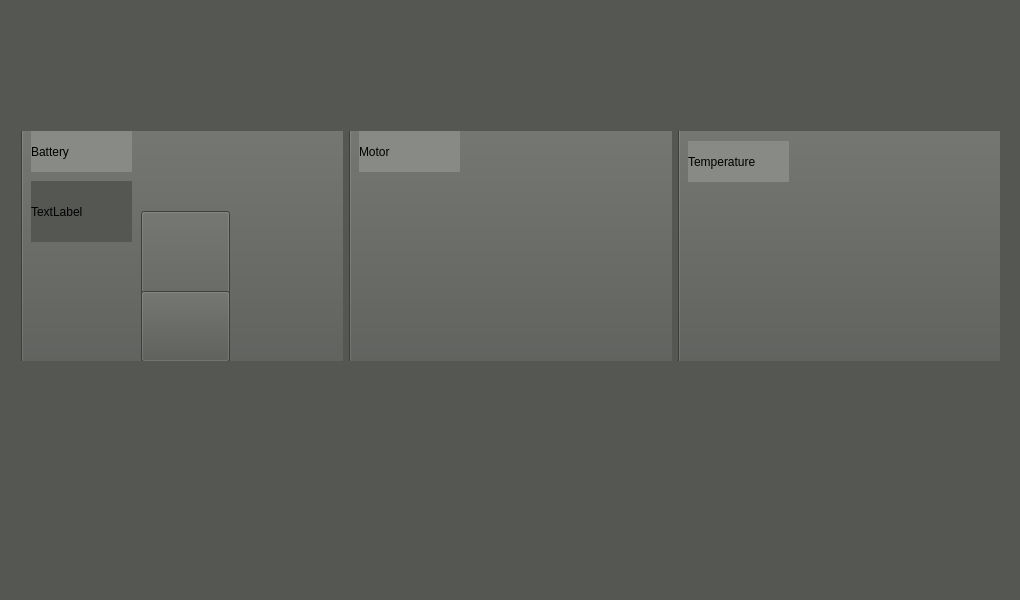
Qt form apps/hpowerscreenV2/mainwindow.ui (GiovanniRaseraF/santoka_qt) before a commit.
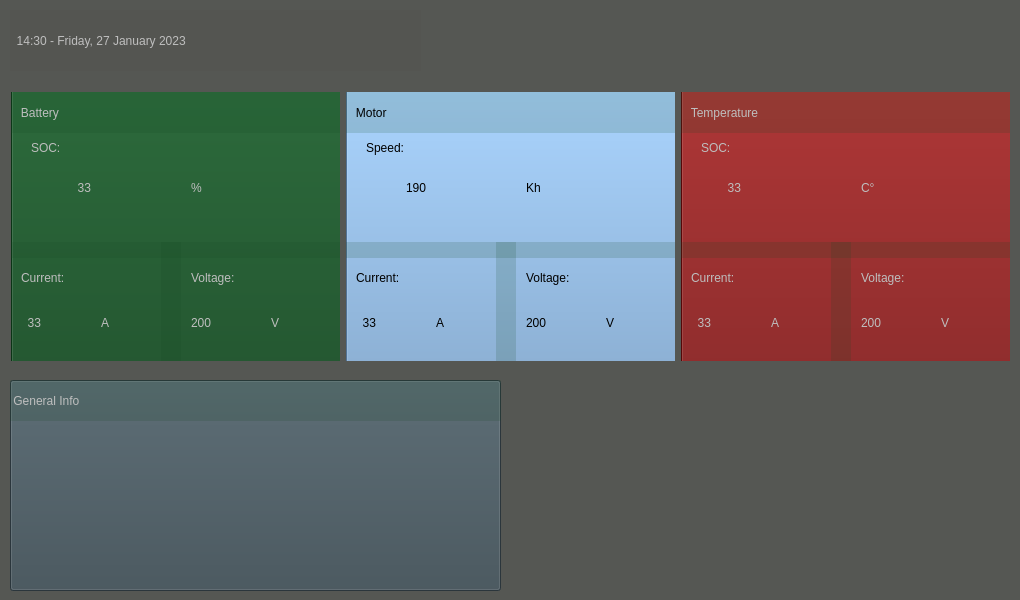
The same form after that commit. Icons and pictures are not drawn.

Commit message: hpv2: creating interface

```diff
--- a/apps/hpowerscreenV2/mainwindow.ui
+++ b/apps/hpowerscreenV2/mainwindow.ui
@@ -2,6 +2,12 @@
 <ui version="4.0">
  <class>MainWindow</class>
  <widget class="QMainWindow" name="MainWindow">
+  <property name="windowModality">
+   <enum>Qt::ApplicationModal</enum>
+  </property>
+  <property name="enabled">
+   <bool>true</bool>
+  </property>
   <property name="geometry">
    <rect>
     <x>0</x>
@@ -20,10 +26,10 @@
    <widget class="QWidget" name="horizontalLayoutWidget">
     <property name="geometry">
      <rect>
-      <x>10</x>
-      <y>120</y>
-      <width>1001</width>
-      <height>252</height>
+      <x>0</x>
+      <y>81</y>
+      <width>1021</width>
+      <height>291</height>
      </rect>
     </property>
     <layout class="QHBoxLayout" name="horizontalLayout">
@@ -37,71 +43,268 @@
             <x>0</x>
             <y>-6</y>
             <width>331</width>
-            <height>251</height>
+            <height>291</height>
            </rect>
           </property>
           <property name="styleSheet">
-           <string notr="true"/>
+           <string notr="true">background-color: rgb(16, 73, 31)</string>
           </property>
           <property name="text">
            <string/>
           </property>
          </widget>
-         <widget class="QLabel" name="label">
+         <widget class="QLabel" name="l_battery">
+          <property name="enabled">
+           <bool>false</bool>
+          </property>
           <property name="geometry">
            <rect>
-            <x>10</x>
+            <x>0</x>
             <y>0</y>
-            <width>101</width>
+            <width>331</width>
             <height>41</height>
            </rect>
           </property>
           <property name="styleSheet">
-           <string notr="true">background-color: rgb(136, 138, 133)</string>
+           <string notr="true">background-color: rgba(16, 73, 31,40);
+font: 20pt &quot;Ubuntu&quot;;</string>
           </property>
           <property name="text">
-           <string>Battery</string>
+           <string>   Battery</string>
+          </property>
+         </widget>
+         <widget class="QLabel" name="l_SOC_value">
+          <property name="enabled">
+           <bool>false</bool>
+          </property>
+          <property name="geometry">
+           <rect>
+            <x>60</x>
+            <y>70</y>
+            <width>101</width>
+            <height>51</height>
+           </rect>
+          </property>
+          <property name="styleSheet">
+           <string notr="true">background-color: rgba(16, 73, 31,0);
+font: 40pt &quot;Ubuntu&quot;;</string>
+          </property>
+          <property name="text">
+           <string>  33</string>
           </property>
          </widget>
          <widget class="QLabel" name="label_2">
+          <property name="enabled">
+           <bool>false</bool>
+          </property>
           <property name="geometry">
            <rect>
+            <x>20</x>
+            <y>40</y>
+            <width>71</width>
+            <height>31</height>
+           </rect>
+          </property>
+          <property name="styleSheet">
+           <string notr="true">background-color: rgba(16, 73, 31,0);
+font: 15pt &quot;Ubuntu&quot;;</string>
+          </property>
+          <property name="text">
+           <string>SOC:</string>
+          </property>
+         </widget>
+         <widget class="QLabel" name="label_3">
+          <property name="enabled">
+           <bool>false</bool>
+          </property>
+          <property name="geometry">
+           <rect>
+            <x>180</x>
+            <y>70</y>
+            <width>81</width>
+            <height>51</height>
+           </rect>
+          </property>
+          <property name="styleSheet">
+           <string notr="true">background-color: rgba(16, 73, 31,0);
+font: 40pt &quot;Ubuntu&quot;;</string>
+          </property>
+          <property name="text">
+           <string>%</string>
+          </property>
+         </widget>
+         <widget class="QLabel" name="l_battery_2">
+          <property name="enabled">
+           <bool>false</bool>
+          </property>
+          <property name="geometry">
+           <rect>
+            <x>0</x>
+            <y>150</y>
+            <width>331</width>
+            <height>16</height>
+           </rect>
+          </property>
+          <property name="toolTip">
+           <string>&lt;html&gt;&lt;head/&gt;&lt;body&gt;&lt;p align=&quot;center&quot;&gt;&lt;br/&gt;&lt;/p&gt;&lt;/body&gt;&lt;/html&gt;</string>
+          </property>
+          <property name="whatsThis">
+           <string>&lt;html&gt;&lt;head/&gt;&lt;body&gt;&lt;p align=&quot;center&quot;&gt;&lt;br/&gt;&lt;/p&gt;&lt;/body&gt;&lt;/html&gt;</string>
+          </property>
+          <property name="styleSheet">
+           <string notr="true">background-color: rgba(16, 73, 31,40);
+font: 20pt &quot;Ubuntu&quot;;</string>
+          </property>
+          <property name="text">
+           <string/>
+          </property>
+         </widget>
+         <widget class="QLabel" name="l_batterycurrent_value">
+          <property name="enabled">
+           <bool>false</bool>
+          </property>
+          <property name="geometry">
+           <rect>
             <x>10</x>
-            <y>50</y>
-            <width>101</width>
+            <y>200</y>
+            <width>81</width>
             <height>61</height>
            </rect>
           </property>
+          <property name="styleSheet">
+           <string notr="true">background-color: rgba(16, 73, 31,0);
+font: 30pt &quot;Ubuntu&quot;;</string>
+          </property>
           <property name="text">
-           <string>TextLabel</string>
+           <string>  33</string>
           </property>
          </widget>
-         <widget class="QPushButton" name="pushButton">
+         <widget class="QLabel" name="label_6">
+          <property name="enabled">
+           <bool>false</bool>
+          </property>
           <property name="geometry">
            <rect>
-            <x>120</x>
-            <y>80</y>
-            <width>89</width>
-            <height>151</height>
+            <x>90</x>
+            <y>200</y>
+            <width>41</width>
+            <height>61</height>
            </rect>
           </property>
+          <property name="styleSheet">
+           <string notr="true">background-color: rgba(16, 73, 31,0);
+font: 30pt &quot;Ubuntu&quot;;</string>
+          </property>
           <property name="text">
-           <string/>
+           <string>A</string>
           </property>
          </widget>
-         <widget class="QPushButton" name="pushButton_3">
+         <widget class="QLabel" name="label_7">
+          <property name="enabled">
+           <bool>false</bool>
+          </property>
           <property name="geometry">
            <rect>
-            <x>120</x>
-            <y>160</y>
-            <width>89</width>
-            <height>71</height>
+            <x>10</x>
+            <y>170</y>
+            <width>81</width>
+            <height>31</height>
            </rect>
           </property>
+          <property name="styleSheet">
+           <string notr="true">background-color: rgba(16, 73, 31,0);
+font: 15pt &quot;Ubuntu&quot;;</string>
+          </property>
           <property name="text">
+           <string>Current:</string>
+          </property>
+         </widget>
+         <widget class="QLabel" name="l_battery_3">
+          <property name="enabled">
+           <bool>false</bool>
+          </property>
+          <property name="geometry">
+           <rect>
+            <x>150</x>
+            <y>150</y>
+            <width>20</width>
+            <height>131</height>
+           </rect>
+          </property>
+          <property name="toolTip">
+           <string>&lt;html&gt;&lt;head/&gt;&lt;body&gt;&lt;p align=&quot;center&quot;&gt;&lt;br/&gt;&lt;/p&gt;&lt;/body&gt;&lt;/html&gt;</string>
+          </property>
+          <property name="whatsThis">
+           <string>&lt;html&gt;&lt;head/&gt;&lt;body&gt;&lt;p align=&quot;center&quot;&gt;&lt;br/&gt;&lt;/p&gt;&lt;/body&gt;&lt;/html&gt;</string>
+          </property>
+          <property name="styleSheet">
+           <string notr="true">background-color: rgba(16, 73, 31,40);
+font: 20pt &quot;Ubuntu&quot;;</string>
+          </property>
+          <property name="text">
            <string/>
           </property>
          </widget>
+         <widget class="QLabel" name="l_batteryvoltage_value">
+          <property name="enabled">
+           <bool>false</bool>
+          </property>
+          <property name="geometry">
+           <rect>
+            <x>180</x>
+            <y>200</y>
+            <width>81</width>
+            <height>61</height>
+           </rect>
+          </property>
+          <property name="styleSheet">
+           <string notr="true">background-color: rgba(16, 73, 31,0);
+font: 30pt &quot;Ubuntu&quot;;</string>
+          </property>
+          <property name="text">
+           <string>200</string>
+          </property>
+         </widget>
+         <widget class="QLabel" name="label_9">
+          <property name="enabled">
+           <bool>false</bool>
+          </property>
+          <property name="geometry">
+           <rect>
+            <x>260</x>
+            <y>200</y>
+            <width>41</width>
+            <height>61</height>
+           </rect>
+          </property>
+          <property name="styleSheet">
+           <string notr="true">background-color: rgba(16, 73, 31,0);
+font: 30pt &quot;Ubuntu&quot;;</string>
+          </property>
+          <property name="text">
+           <string>V</string>
+          </property>
+         </widget>
+         <widget class="QLabel" name="label_10">
+          <property name="enabled">
+           <bool>false</bool>
+          </property>
+          <property name="geometry">
+           <rect>
+            <x>180</x>
+            <y>170</y>
+            <width>91</width>
+            <height>31</height>
+           </rect>
+          </property>
+          <property name="styleSheet">
+           <string notr="true">background-color: rgba(16, 73, 31,0);
+font: 15pt &quot;Ubuntu&quot;;</string>
+          </property>
+          <property name="text">
+           <string>Voltage:</string>
+          </property>
+         </widget>
         </widget>
        </item>
       </layout>
@@ -116,27 +319,267 @@
             <x>0</x>
             <y>-6</y>
             <width>331</width>
-            <height>251</height>
+            <height>291</height>
            </rect>
           </property>
+          <property name="styleSheet">
+           <string notr="true">background-color: rgb(114, 159, 207);
+</string>
+          </property>
           <property name="text">
            <string/>
           </property>
          </widget>
-         <widget class="QLabel" name="label_3">
+         <widget class="QLabel" name="l_motor">
+          <property name="enabled">
+           <bool>true</bool>
+          </property>
           <property name="geometry">
            <rect>
-            <x>10</x>
+            <x>0</x>
             <y>0</y>
-            <width>101</width>
+            <width>331</width>
             <height>41</height>
            </rect>
           </property>
           <property name="styleSheet">
-           <string notr="true">background-color: rgb(136, 138, 133)</string>
+           <string notr="true">background-color: rgba(16, 73, 31,40);
+font: 20pt &quot;Ubuntu&quot;;</string>
           </property>
           <property name="text">
-           <string>Motor</string>
+           <string>   Motor</string>
+          </property>
+         </widget>
+         <widget class="QLabel" name="label_11">
+          <property name="enabled">
+           <bool>true</bool>
+          </property>
+          <property name="geometry">
+           <rect>
+            <x>180</x>
+            <y>170</y>
+            <width>91</width>
+            <height>31</height>
+           </rect>
+          </property>
+          <property name="styleSheet">
+           <string notr="true">background-color: rgba(16, 73, 31,0);
+font: 15pt &quot;Ubuntu&quot;;</string>
+          </property>
+          <property name="text">
+           <string>Voltage:</string>
+          </property>
+         </widget>
+         <widget class="QLabel" name="label_12">
+          <property name="enabled">
+           <bool>true</bool>
+          </property>
+          <property name="geometry">
+           <rect>
+            <x>60</x>
+            <y>70</y>
+            <width>101</width>
+            <height>51</height>
+           </rect>
+          </property>
+          <property name="styleSheet">
+           <string notr="true">background-color: rgba(16, 73, 31,0);
+font: 40pt &quot;Ubuntu&quot;;</string>
+          </property>
+          <property name="text">
+           <string>190</string>
+          </property>
+         </widget>
+         <widget class="QLabel" name="label_13">
+          <property name="enabled">
+           <bool>true</bool>
+          </property>
+          <property name="geometry">
+           <rect>
+            <x>180</x>
+            <y>200</y>
+            <width>81</width>
+            <height>61</height>
+           </rect>
+          </property>
+          <property name="styleSheet">
+           <string notr="true">background-color: rgba(16, 73, 31,0);
+font: 30pt &quot;Ubuntu&quot;;</string>
+          </property>
+          <property name="text">
+           <string>200</string>
+          </property>
+         </widget>
+         <widget class="QLabel" name="label_14">
+          <property name="enabled">
+           <bool>true</bool>
+          </property>
+          <property name="geometry">
+           <rect>
+            <x>180</x>
+            <y>70</y>
+            <width>81</width>
+            <height>51</height>
+           </rect>
+          </property>
+          <property name="styleSheet">
+           <string notr="true">background-color: rgba(16, 73, 31,0);
+font: 40pt &quot;Ubuntu&quot;;</string>
+          </property>
+          <property name="text">
+           <string>Kh</string>
+          </property>
+         </widget>
+         <widget class="QLabel" name="label_15">
+          <property name="enabled">
+           <bool>true</bool>
+          </property>
+          <property name="geometry">
+           <rect>
+            <x>10</x>
+            <y>200</y>
+            <width>81</width>
+            <height>61</height>
+           </rect>
+          </property>
+          <property name="styleSheet">
+           <string notr="true">background-color: rgba(16, 73, 31,0);
+font: 30pt &quot;Ubuntu&quot;;</string>
+          </property>
+          <property name="text">
+           <string>  33</string>
+          </property>
+         </widget>
+         <widget class="QLabel" name="label_16">
+          <property name="enabled">
+           <bool>true</bool>
+          </property>
+          <property name="geometry">
+           <rect>
+            <x>90</x>
+            <y>200</y>
+            <width>41</width>
+            <height>61</height>
+           </rect>
+          </property>
+          <property name="styleSheet">
+           <string notr="true">background-color: rgba(16, 73, 31,0);
+font: 30pt &quot;Ubuntu&quot;;</string>
+          </property>
+          <property name="text">
+           <string>A</string>
+          </property>
+         </widget>
+         <widget class="QLabel" name="label_17">
+          <property name="enabled">
+           <bool>true</bool>
+          </property>
+          <property name="geometry">
+           <rect>
+            <x>20</x>
+            <y>40</y>
+            <width>81</width>
+            <height>31</height>
+           </rect>
+          </property>
+          <property name="styleSheet">
+           <string notr="true">background-color: rgba(16, 73, 31,0);
+font: 15pt &quot;Ubuntu&quot;;</string>
+          </property>
+          <property name="text">
+           <string>Speed:</string>
+          </property>
+         </widget>
+         <widget class="QLabel" name="l_battery_4">
+          <property name="enabled">
+           <bool>false</bool>
+          </property>
+          <property name="geometry">
+           <rect>
+            <x>0</x>
+            <y>150</y>
+            <width>331</width>
+            <height>16</height>
+           </rect>
+          </property>
+          <property name="toolTip">
+           <string>&lt;html&gt;&lt;head/&gt;&lt;body&gt;&lt;p align=&quot;center&quot;&gt;&lt;br/&gt;&lt;/p&gt;&lt;/body&gt;&lt;/html&gt;</string>
+          </property>
+          <property name="whatsThis">
+           <string>&lt;html&gt;&lt;head/&gt;&lt;body&gt;&lt;p align=&quot;center&quot;&gt;&lt;br/&gt;&lt;/p&gt;&lt;/body&gt;&lt;/html&gt;</string>
+          </property>
+          <property name="styleSheet">
+           <string notr="true">background-color: rgba(16, 73, 31,40);
+font: 20pt &quot;Ubuntu&quot;;</string>
+          </property>
+          <property name="text">
+           <string/>
+          </property>
+         </widget>
+         <widget class="QLabel" name="label_18">
+          <property name="enabled">
+           <bool>true</bool>
+          </property>
+          <property name="geometry">
+           <rect>
+            <x>260</x>
+            <y>200</y>
+            <width>41</width>
+            <height>61</height>
+           </rect>
+          </property>
+          <property name="styleSheet">
+           <string notr="true">background-color: rgba(16, 73, 31,0);
+font: 30pt &quot;Ubuntu&quot;;</string>
+          </property>
+          <property name="text">
+           <string>V</string>
+          </property>
+         </widget>
+         <widget class="QLabel" name="label_19">
+          <property name="enabled">
+           <bool>true</bool>
+          </property>
+          <property name="geometry">
+           <rect>
+            <x>10</x>
+            <y>170</y>
+            <width>81</width>
+            <height>31</height>
+           </rect>
+          </property>
+          <property name="styleSheet">
+           <string notr="true">background-color: rgba(16, 73, 31,0);
+font: 15pt &quot;Ubuntu&quot;;</string>
+          </property>
+          <property name="text">
+           <string>Current:</string>
+          </property>
+         </widget>
+         <widget class="QLabel" name="l_battery_5">
+          <property name="enabled">
+           <bool>false</bool>
+          </property>
+          <property name="geometry">
+           <rect>
+            <x>150</x>
+            <y>150</y>
+            <width>20</width>
+            <height>131</height>
+           </rect>
+          </property>
+          <property name="toolTip">
+           <string>&lt;html&gt;&lt;head/&gt;&lt;body&gt;&lt;p align=&quot;center&quot;&gt;&lt;br/&gt;&lt;/p&gt;&lt;/body&gt;&lt;/html&gt;</string>
+          </property>
+          <property name="whatsThis">
+           <string>&lt;html&gt;&lt;head/&gt;&lt;body&gt;&lt;p align=&quot;center&quot;&gt;&lt;br/&gt;&lt;/p&gt;&lt;/body&gt;&lt;/html&gt;</string>
+          </property>
+          <property name="styleSheet">
+           <string notr="true">background-color: rgba(16, 73, 31,40);
+font: 20pt &quot;Ubuntu&quot;;</string>
+          </property>
+          <property name="text">
+           <string/>
           </property>
          </widget>
         </widget>
@@ -153,27 +596,266 @@
             <x>0</x>
             <y>-6</y>
             <width>331</width>
-            <height>251</height>
+            <height>291</height>
            </rect>
           </property>
+          <property name="styleSheet">
+           <string notr="true">background-color: rgb(120, 10, 10)</string>
+          </property>
           <property name="text">
            <string/>
           </property>
          </widget>
-         <widget class="QLabel" name="label_4">
+         <widget class="QLabel" name="l_temperature">
+          <property name="enabled">
+           <bool>false</bool>
+          </property>
           <property name="geometry">
            <rect>
-            <x>10</x>
-            <y>10</y>
-            <width>101</width>
+            <x>0</x>
+            <y>0</y>
+            <width>331</width>
             <height>41</height>
            </rect>
           </property>
           <property name="styleSheet">
-           <string notr="true">background-color: rgb(136, 138, 133)</string>
+           <string notr="true">background-color: rgba(16, 73, 31,40);
+font: 20pt &quot;Ubuntu&quot;;</string>
           </property>
           <property name="text">
-           <string>Temperature</string>
+           <string>   Temperature</string>
+          </property>
+         </widget>
+         <widget class="QLabel" name="label_20">
+          <property name="enabled">
+           <bool>false</bool>
+          </property>
+          <property name="geometry">
+           <rect>
+            <x>180</x>
+            <y>170</y>
+            <width>91</width>
+            <height>31</height>
+           </rect>
+          </property>
+          <property name="styleSheet">
+           <string notr="true">background-color: rgba(16, 73, 31,0);
+font: 15pt &quot;Ubuntu&quot;;</string>
+          </property>
+          <property name="text">
+           <string>Voltage:</string>
+          </property>
+         </widget>
+         <widget class="QLabel" name="label_21">
+          <property name="enabled">
+           <bool>false</bool>
+          </property>
+          <property name="geometry">
+           <rect>
+            <x>40</x>
+            <y>70</y>
+            <width>121</width>
+            <height>51</height>
+           </rect>
+          </property>
+          <property name="styleSheet">
+           <string notr="true">background-color: rgba(16, 73, 31,0);
+font: 40pt &quot;Ubuntu&quot;;</string>
+          </property>
+          <property name="text">
+           <string>  33</string>
+          </property>
+         </widget>
+         <widget class="QLabel" name="label_22">
+          <property name="enabled">
+           <bool>false</bool>
+          </property>
+          <property name="geometry">
+           <rect>
+            <x>180</x>
+            <y>200</y>
+            <width>81</width>
+            <height>61</height>
+           </rect>
+          </property>
+          <property name="styleSheet">
+           <string notr="true">background-color: rgba(16, 73, 31,0);
+font: 30pt &quot;Ubuntu&quot;;</string>
+          </property>
+          <property name="text">
+           <string>200</string>
+          </property>
+         </widget>
+         <widget class="QLabel" name="label_23">
+          <property name="enabled">
+           <bool>false</bool>
+          </property>
+          <property name="geometry">
+           <rect>
+            <x>180</x>
+            <y>70</y>
+            <width>81</width>
+            <height>51</height>
+           </rect>
+          </property>
+          <property name="styleSheet">
+           <string notr="true">background-color: rgba(16, 73, 31,0);
+font: 40pt &quot;Ubuntu&quot;;</string>
+          </property>
+          <property name="text">
+           <string>C°</string>
+          </property>
+         </widget>
+         <widget class="QLabel" name="label_24">
+          <property name="enabled">
+           <bool>false</bool>
+          </property>
+          <property name="geometry">
+           <rect>
+            <x>10</x>
+            <y>200</y>
+            <width>81</width>
+            <height>61</height>
+           </rect>
+          </property>
+          <property name="styleSheet">
+           <string notr="true">background-color: rgba(16, 73, 31,0);
+font: 30pt &quot;Ubuntu&quot;;</string>
+          </property>
+          <property name="text">
+           <string>  33</string>
+          </property>
+         </widget>
+         <widget class="QLabel" name="label_25">
+          <property name="enabled">
+           <bool>false</bool>
+          </property>
+          <property name="geometry">
+           <rect>
+            <x>90</x>
+            <y>200</y>
+            <width>41</width>
+            <height>61</height>
+           </rect>
+          </property>
+          <property name="styleSheet">
+           <string notr="true">background-color: rgba(16, 73, 31,0);
+font: 30pt &quot;Ubuntu&quot;;</string>
+          </property>
+          <property name="text">
+           <string>A</string>
+          </property>
+         </widget>
+         <widget class="QLabel" name="label_26">
+          <property name="enabled">
+           <bool>false</bool>
+          </property>
+          <property name="geometry">
+           <rect>
+            <x>20</x>
+            <y>40</y>
+            <width>71</width>
+            <height>31</height>
+           </rect>
+          </property>
+          <property name="styleSheet">
+           <string notr="true">background-color: rgba(16, 73, 31,0);
+font: 15pt &quot;Ubuntu&quot;;</string>
+          </property>
+          <property name="text">
+           <string>SOC:</string>
+          </property>
+         </widget>
+         <widget class="QLabel" name="l_battery_6">
+          <property name="enabled">
+           <bool>false</bool>
+          </property>
+          <property name="geometry">
+           <rect>
+            <x>0</x>
+            <y>150</y>
+            <width>331</width>
+            <height>16</height>
+           </rect>
+          </property>
+          <property name="toolTip">
+           <string>&lt;html&gt;&lt;head/&gt;&lt;body&gt;&lt;p align=&quot;center&quot;&gt;&lt;br/&gt;&lt;/p&gt;&lt;/body&gt;&lt;/html&gt;</string>
+          </property>
+          <property name="whatsThis">
+           <string>&lt;html&gt;&lt;head/&gt;&lt;body&gt;&lt;p align=&quot;center&quot;&gt;&lt;br/&gt;&lt;/p&gt;&lt;/body&gt;&lt;/html&gt;</string>
+          </property>
+          <property name="styleSheet">
+           <string notr="true">background-color: rgba(16, 73, 31,40);
+font: 20pt &quot;Ubuntu&quot;;</string>
+          </property>
+          <property name="text">
+           <string/>
+          </property>
+         </widget>
+         <widget class="QLabel" name="label_27">
+          <property name="enabled">
+           <bool>false</bool>
+          </property>
+          <property name="geometry">
+           <rect>
+            <x>260</x>
+            <y>200</y>
+            <width>41</width>
+            <height>61</height>
+           </rect>
+          </property>
+          <property name="styleSheet">
+           <string notr="true">background-color: rgba(16, 73, 31,0);
+font: 30pt &quot;Ubuntu&quot;;</string>
+          </property>
+          <property name="text">
+           <string>V</string>
+          </property>
+         </widget>
+         <widget class="QLabel" name="label_28">
+          <property name="enabled">
+           <bool>false</bool>
+          </property>
+          <property name="geometry">
+           <rect>
+            <x>10</x>
+            <y>170</y>
+            <width>81</width>
+            <height>31</height>
+           </rect>
+          </property>
+          <property name="styleSheet">
+           <string notr="true">background-color: rgba(16, 73, 31,0);
+font: 15pt &quot;Ubuntu&quot;;</string>
+          </property>
+          <property name="text">
+           <string>Current:</string>
+          </property>
+         </widget>
+         <widget class="QLabel" name="l_battery_7">
+          <property name="enabled">
+           <bool>false</bool>
+          </property>
+          <property name="geometry">
+           <rect>
+            <x>150</x>
+            <y>150</y>
+            <width>20</width>
+            <height>131</height>
+           </rect>
+          </property>
+          <property name="toolTip">
+           <string>&lt;html&gt;&lt;head/&gt;&lt;body&gt;&lt;p align=&quot;center&quot;&gt;&lt;br/&gt;&lt;/p&gt;&lt;/body&gt;&lt;/html&gt;</string>
+          </property>
+          <property name="whatsThis">
+           <string>&lt;html&gt;&lt;head/&gt;&lt;body&gt;&lt;p align=&quot;center&quot;&gt;&lt;br/&gt;&lt;/p&gt;&lt;/body&gt;&lt;/html&gt;</string>
+          </property>
+          <property name="styleSheet">
+           <string notr="true">background-color: rgba(16, 73, 31,40);
+font: 20pt &quot;Ubuntu&quot;;</string>
+          </property>
+          <property name="text">
+           <string/>
           </property>
          </widget>
         </widget>
@@ -185,16 +867,88 @@
    <widget class="QLabel" name="label_5">
     <property name="geometry">
      <rect>
+      <x>810</x>
+      <y>470</y>
+      <width>201</width>
+      <height>121</height>
+     </rect>
+    </property>
+    <property name="styleSheet">
+     <string notr="true">image: url(:/images/logotrasparent.png) ;
+
+</string>
+    </property>
+    <property name="text">
+     <string/>
+    </property>
+   </widget>
+   <widget class="QLabel" name="label_4">
+    <property name="enabled">
+     <bool>false</bool>
+    </property>
+    <property name="geometry">
+     <rect>
       <x>10</x>
-      <y>390</y>
-      <width>1001</width>
-      <height>201</height>
+      <y>10</y>
+      <width>411</width>
+      <height>61</height>
      </rect>
     </property>
+    <property name="styleSheet">
+     <string notr="true">background-color: rgba(75, 77, 73, 40);
+font: 15pt &quot;Ubuntu&quot;;</string>
+    </property>
     <property name="text">
+     <string>  14:30 - Friday, 27 January 2023</string>
+    </property>
+   </widget>
+   <widget class="QPushButton" name="pushButton">
+    <property name="geometry">
+     <rect>
+      <x>10</x>
+      <y>380</y>
+      <width>491</width>
+      <height>211</height>
+     </rect>
+    </property>
+    <property name="styleSheet">
+     <string notr="true">Background-color: rgb(60, 76, 84)</string>
+    </property>
+    <property name="text">
      <string/>
     </property>
    </widget>
+   <widget class="QLabel" name="l_battery_15">
+    <property name="enabled">
+     <bool>false</bool>
+    </property>
+    <property name="geometry">
+     <rect>
+      <x>10</x>
+      <y>380</y>
+      <width>491</width>
+      <height>41</height>
+     </rect>
+    </property>
+    <property name="toolTip">
+     <string>&lt;html&gt;&lt;head/&gt;&lt;body&gt;&lt;p align=&quot;center&quot;&gt;&lt;br/&gt;&lt;/p&gt;&lt;/body&gt;&lt;/html&gt;</string>
+    </property>
+    <property name="whatsThis">
+     <string>&lt;html&gt;&lt;head/&gt;&lt;body&gt;&lt;p align=&quot;center&quot;&gt;&lt;br/&gt;&lt;/p&gt;&lt;/body&gt;&lt;/html&gt;</string>
+    </property>
+    <property name="styleSheet">
+     <string notr="true">background-color: rgba(16, 73, 31,40);
+font: 20pt &quot;Ubuntu&quot;;</string>
+    </property>
+    <property name="text">
+     <string> General Info</string>
+    </property>
+   </widget>
+   <zorder>l_logo</zorder>
+   <zorder>horizontalLayoutWidget</zorder>
+   <zorder>label_4</zorder>
+   <zorder>pushButton</zorder>
+   <zorder>l_battery_15</zorder>
   </widget>
  </widget>
  <layoutdefault spacing="6" margin="11"/>
```
Left out of the diff: 25 changed lines with no effect on the pictures. The commit also changes 4 other files.
